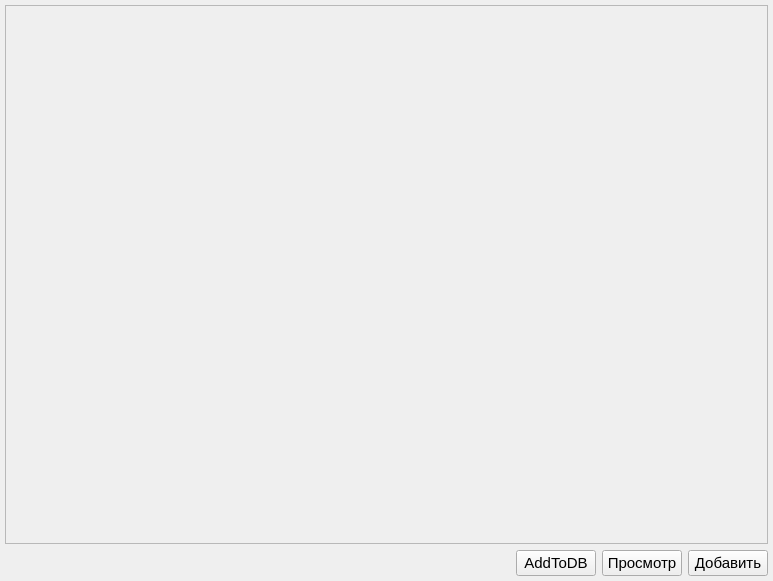
Old version of the form imgwidget.ui in the repository Vladimirsky555/PicData.
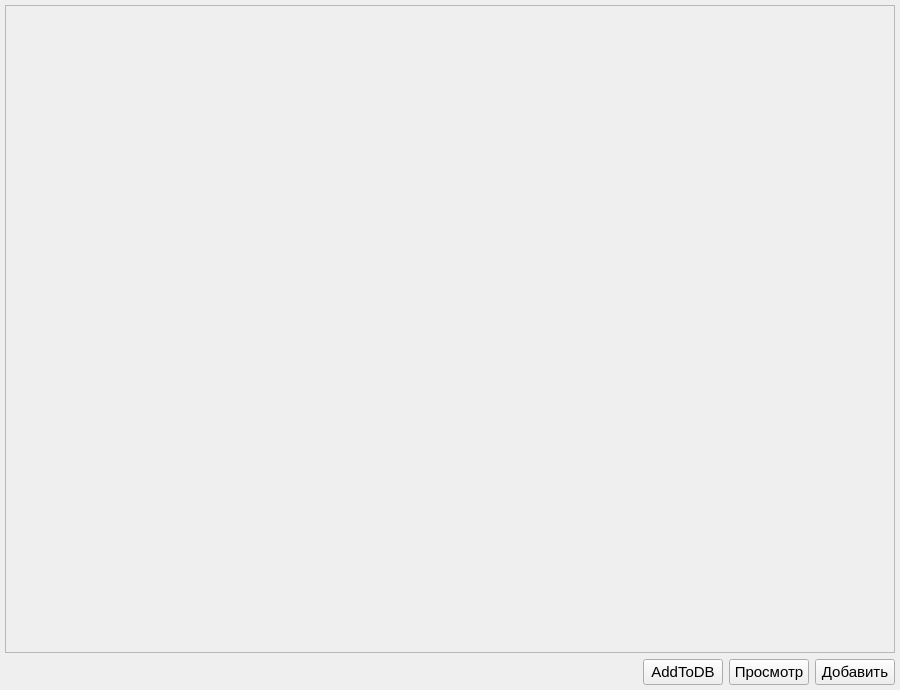
New version of the form. Icons and pictures are not drawn.

The edit to the form file:
```diff
--- a/imgwidget.ui
+++ b/imgwidget.ui
@@ -6,8 +6,8 @@
    <rect>
     <x>0</x>
     <y>0</y>
-    <width>773</width>
-    <height>581</height>
+    <width>900</width>
+    <height>690</height>
    </rect>
   </property>
   <property name="font">
@@ -41,8 +41,8 @@
        <rect>
         <x>0</x>
         <y>0</y>
-        <width>761</width>
-        <height>535</height>
+        <width>888</width>
+        <height>644</height>
        </rect>
       </property>
       <layout class="QVBoxLayout" name="verticalLayout_3">
```
